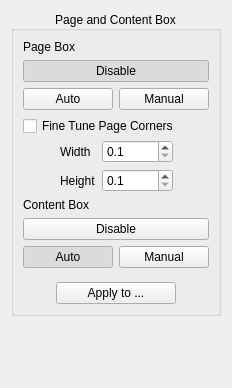
This is src/core/filters/select_content/OptionsWidget.ui in 2ndmax/scantailor-ocr as Qt 5 draws it before an edit. The edited form follows.
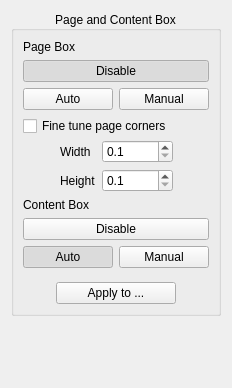
This is the edited form. Custom widgets are drawn as their Qt base class.

What changed in the file:
```diff
--- a/src/core/filters/select_content/OptionsWidget.ui
+++ b/src/core/filters/select_content/OptionsWidget.ui
@@ -120,7 +120,7 @@
                <string>Shift with corners while they are in black. </string>
               </property>
               <property name="text">
-               <string>Fine Tune Page Corners</string>
+               <string>Fine tune page corners</string>
               </property>
              </widget>
             </item>
```
